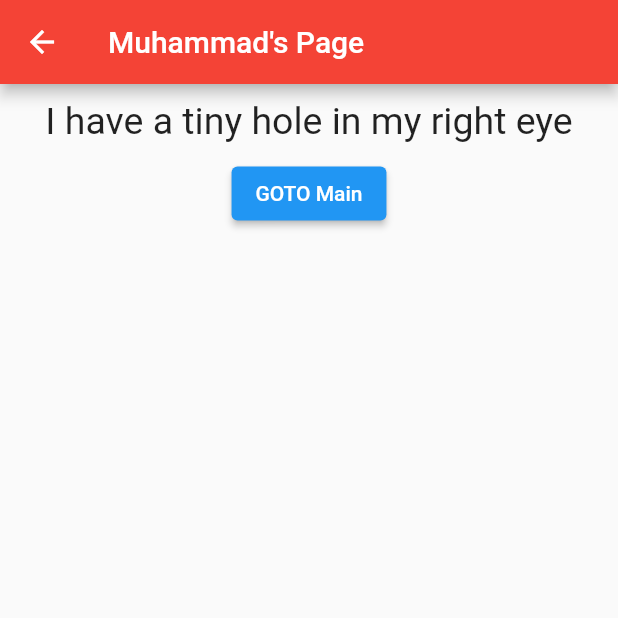
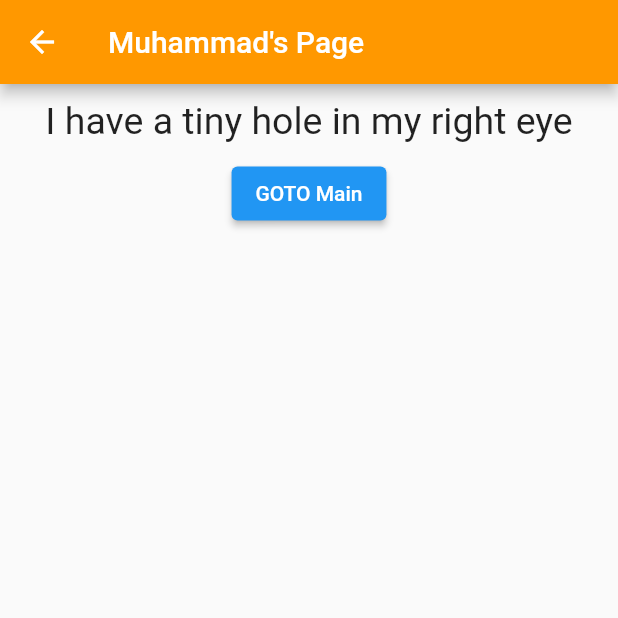
Before and after one commit to Jacob-W23/Group2_A3, a Flutter app: the screen it shows after launch, after a tap on "Muhammad Bilal", on a phone screen of 412 x 824 dp, the top half of it. Run offline on Flutter 3.47's test engine with Material 2 defaults, Android fonts, the light colour scheme and no system bars.

Commit message:
fixed color

```diff
--- a/lib/widgets/Home.dart
+++ b/lib/widgets/Home.dart
@@ -54,7 +54,7 @@ class _HomeState extends State<Home> {
                     "Muhammad Bilal",
                     style: TextStyle(fontWeight: FontWeight.bold),
                   ),
-                  style: ElevatedButton.styleFrom(primary: Colors.red))),
+                  style: ElevatedButton.styleFrom(primary: Colors.orange))),
           Padding(
               padding: const EdgeInsets.all(8.0),
               child: ElevatedButton(
--- a/lib/widgets/Member2.dart
+++ b/lib/widgets/Member2.dart
@@ -16,7 +16,7 @@ class _Member1State extends State<Member2> {
           Center(
             child: AppBar(
               title: Text("Muhammad's Page"),
-              backgroundColor: Colors.red,
+              backgroundColor: Colors.orange,
             ),
           ),
           Padding(
```
